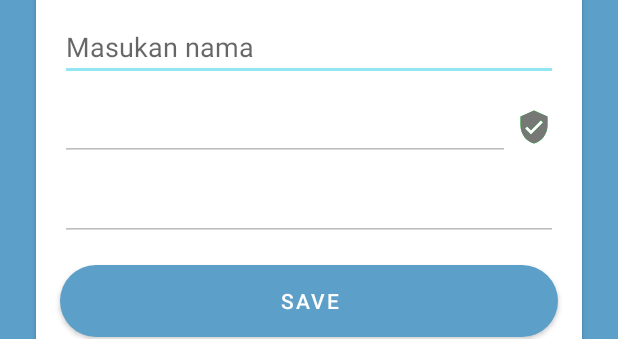
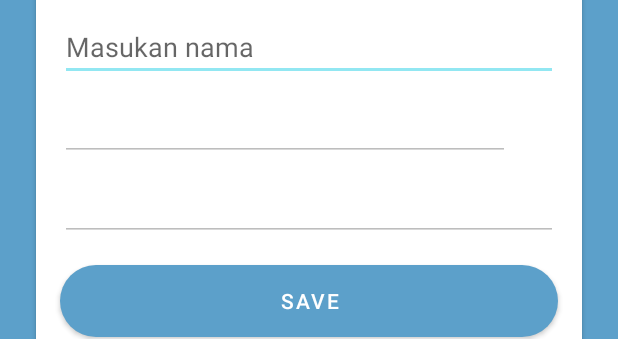
Before and after one commit to gunadermawan/android-PeduliPresensi-kotlin, an Android app: the layout fragment_profile.xml on its own in the app's theme, with its tools: preview values and no code run, on a phone screen of 412 x 824 dp. Shown: the part 395-734 px from the top of the screen. Run offline under Robolectric (Android 15) with nearby library versions, the phone set to English and light mode, and no system bars.

Commit message:
menmbkan visibility btn verification

```diff
--- a/attendance/app/src/main/res/layout/fragment_profile.xml
+++ b/attendance/app/src/main/res/layout/fragment_profile.xml
@@ -116,6 +116,7 @@
                     android:layout_height="wrap_content"
                     android:contentDescription="@string/img_verificaiton"
                     android:src="@drawable/ic_verified"
+                    android:visibility="invisible"
                     app:layout_constraintBottom_toBottomOf="@+id/etEmail"
                     app:layout_constraintEnd_toEndOf="@+id/etName"
                     app:layout_constraintStart_toEndOf="@+id/etEmail"
@@ -127,6 +128,7 @@
                     android:layout_height="wrap_content"
                     android:contentDescription="@string/img_verificaiton"
                     android:src="@drawable/ic_unverified"
+                    android:visibility="invisible"
                     app:layout_constraintBottom_toBottomOf="@+id/etEmail"
                     app:layout_constraintEnd_toEndOf="@+id/etName"
                     app:layout_constraintStart_toEndOf="@+id/etEmail"
```
